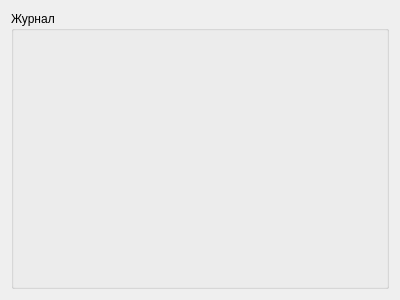
First picture: the form in gui/journal_widget.ui, repository Miklene/Arena, before the edit.
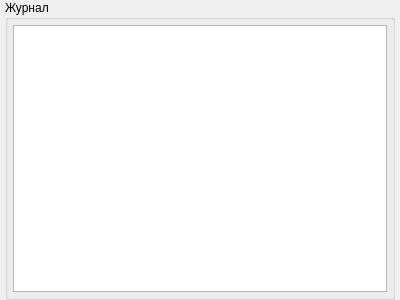
Second picture: the form after the edit.

Commit message: Сделал обвязку для journal_widget

Diff of the .ui file:
```diff
--- a/gui/journal_widget.ui
+++ b/gui/journal_widget.ui
@@ -14,11 +14,43 @@
    <string>Form</string>
   </property>
   <layout class="QVBoxLayout" name="verticalLayout">
+   <property name="leftMargin">
+    <number>5</number>
+   </property>
+   <property name="topMargin">
+    <number>0</number>
+   </property>
+   <property name="rightMargin">
+    <number>5</number>
+   </property>
+   <property name="bottomMargin">
+    <number>0</number>
+   </property>
    <item>
     <widget class="QGroupBox" name="groupBox_journal">
      <property name="title">
       <string>Журнал</string>
      </property>
+     <layout class="QHBoxLayout" name="horizontalLayout">
+      <property name="leftMargin">
+       <number>5</number>
+      </property>
+      <property name="topMargin">
+       <number>5</number>
+      </property>
+      <property name="rightMargin">
+       <number>5</number>
+      </property>
+      <property name="bottomMargin">
+       <number>5</number>
+      </property>
+      <item>
+       <widget class="QListWidget" name="listWidget"/>
+      </item>
+      <item>
+       <layout class="QVBoxLayout" name="verticalLayout_2"/>
+      </item>
+     </layout>
     </widget>
    </item>
   </layout>
```
The commit also changes 15 other files.
